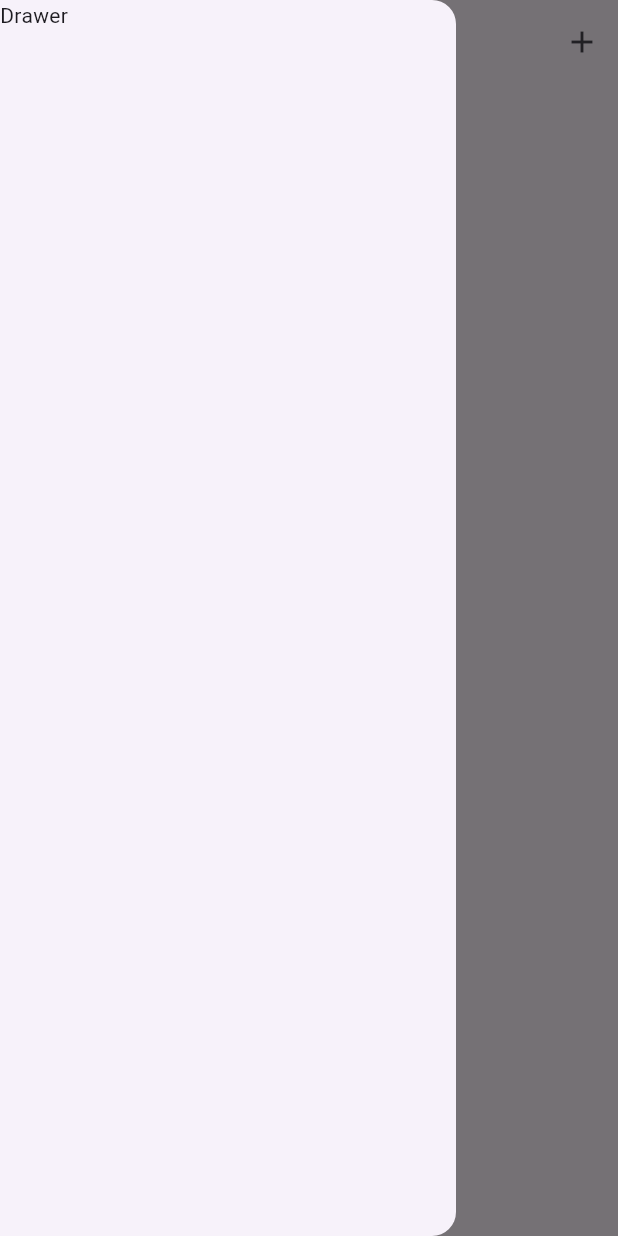
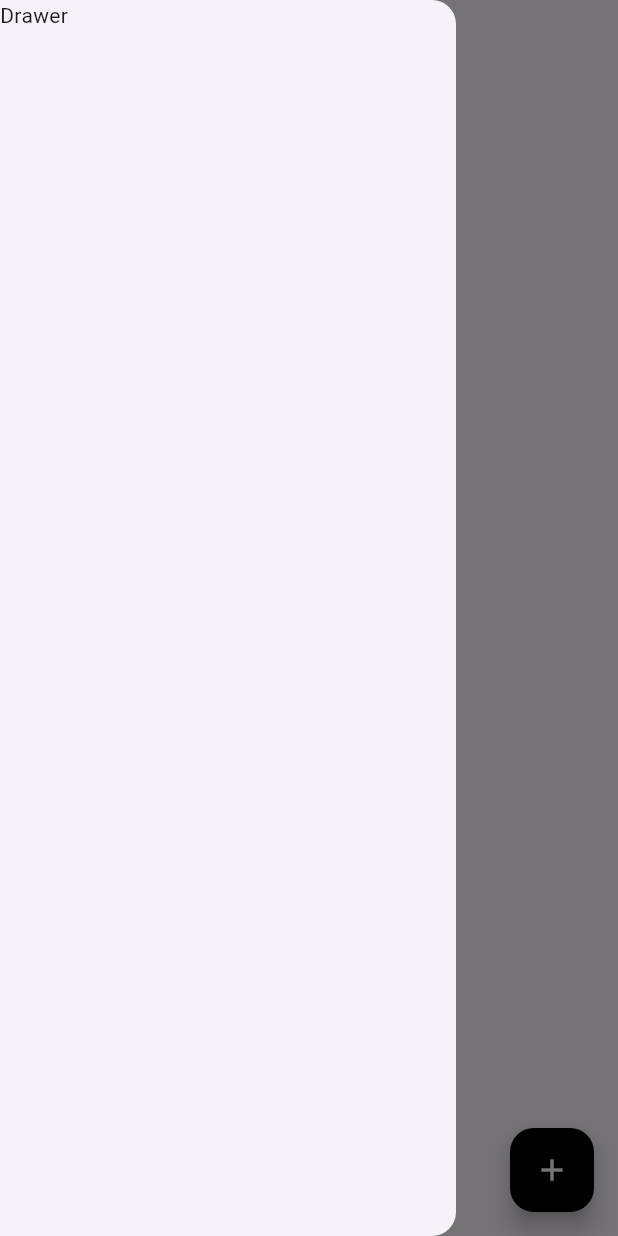
Before and after one commit to qonehan/flutter_alone, a Flutter app: the screen it shows after launch, with the side drawer open, on a phone screen of 412 x 824 dp. Run offline on Flutter 3.47's test engine with Material 3 defaults, Android fonts, the light colour scheme and no system bars; our stand-ins replace shared_preferences.

Commit message:
floating button, onsubmit

```diff
--- a/flutter_application_a/lib/add_task.dart
+++ b/flutter_application_a/lib/add_task.dart
@@ -20,6 +20,12 @@ class _AddTaskState extends State<AddTask> {
           padding: const EdgeInsets.symmetric(horizontal: 10),
           child: TextField(
             autofocus: true,
+            onSubmitted: (value) {
+              if(todoText.text.isNotEmpty) {
+                widget.addTodo(todoText: todoText.text);
+              }
+              todoText.clear;
+            },
             controller: todoText,
             decoration: InputDecoration(
               hintText: "Add task"
--- a/flutter_application_a/lib/mainscreen.dart
+++ b/flutter_application_a/lib/mainscreen.dart
@@ -29,8 +29,7 @@ class _MainScreenState extends State<MainScreen> {
                 )
               ],
             );
-        }
-      );
+          });
       return;
     }
     setState(() {
@@ -40,12 +39,12 @@ class _MainScreenState extends State<MainScreen> {
     Navigator.pop(context);
   }
 
-  void writeLocalData() async{
+  void writeLocalData() async {
     final SharedPreferences prefs = await SharedPreferences.getInstance();
     await prefs.setStringList('todoList', todoList);
   }
 
-  void loadData() async{
+  void loadData() async {
     final SharedPreferences prefs = await SharedPreferences.getInstance();
     todoList = (prefs.getStringList('todoList') ?? []).toList();
     setState(() {
@@ -68,33 +67,12 @@ class _MainScreenState extends State<MainScreen> {
       appBar: AppBar(
         title: const Text("TODO App"),
         centerTitle: true,
-        actions: [
-          IconButton(
-            onPressed: () {
-              showModalBottomSheet(
-                context: context,
-                builder: (context) {
-                  return Padding(
-                    padding: MediaQuery.of(context).viewInsets,
-                    child: Container(
-                      height: 250,
-                      child: AddTask(
-                        addTodo: addTodo,
-                      ),
-                    ),
-                  );
-                }
-              );
-            },
-            icon: const Icon(Icons.add),
-          )
-        ],
       ),
       body: ListView.builder(
           itemCount: todoList.length,
           itemBuilder: (context, index) {
             return ListTile(
-            onTap: (){
+              onTap: () {
                 showModalBottomSheet(
                   context: context,
                   builder: (context) {
@@ -117,8 +95,30 @@ class _MainScreenState extends State<MainScreen> {
               },
               title: Text(todoList[index]),
             );
+          }),
+      floatingActionButton: FloatingActionButton(
+        onPressed: () {
+          showModalBottomSheet(
+            context: context,
+            builder: (context) {
+              return Padding(
+                padding: MediaQuery.of(context).viewInsets,
+                child: Container(
+                  height: 250,
+                  child: AddTask(
+                    addTodo: addTodo,
+                  ),
+                ),
+              );
             }
-      )
+          );
+        },
+        backgroundColor: Colors.black,
+        child: const Icon(
+          Icons.add,
+          color: Colors.white,
+        ),
+      ),
     );
   }
 }
```
Lines whose indentation alone changed are shown as unchanged.
